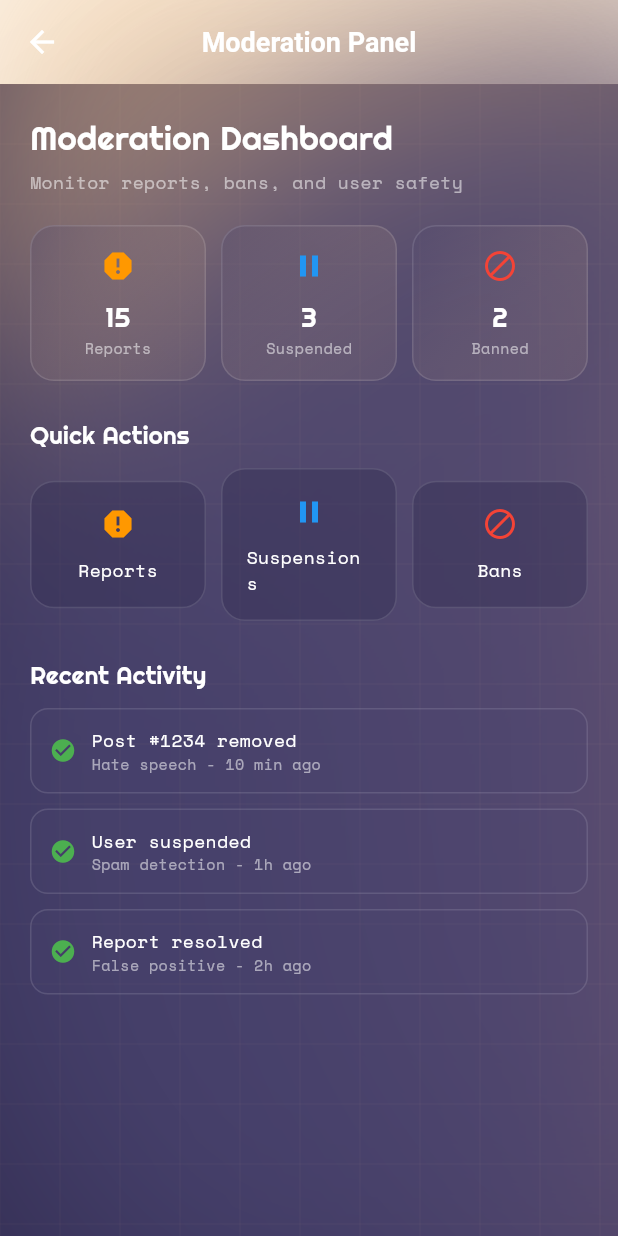
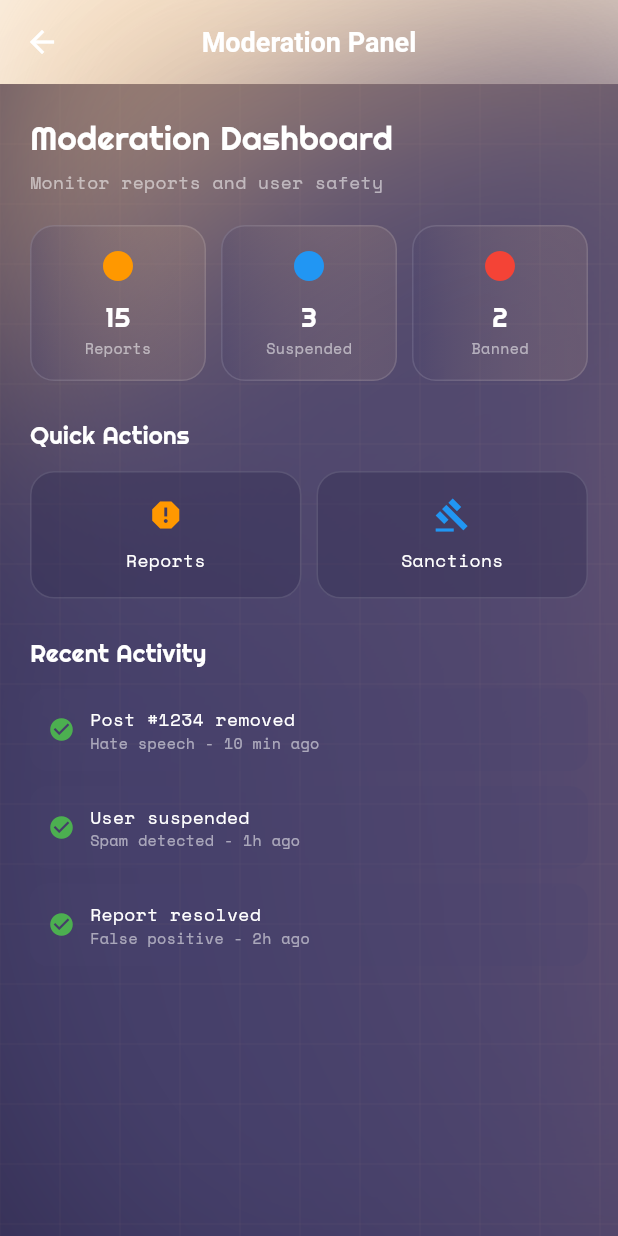
Before and after one commit to trxshi747/TruthNet, a Flutter app: the ModeratorScreen screen opened by its route, on a phone screen of 412 x 824 dp. Run offline on Flutter 3.47's test engine with Material 3 defaults, Android fonts, the light colour scheme and no system bars; our stand-ins replace chewie, fl_chart, flutter_animate, flutter_riverpod, freezed_annotation, geocoding and 6 more.

Commit message:
fixed mod screen

```diff
--- a/lib/screens/moderator_screen.dart
+++ b/lib/screens/moderator_screen.dart
@@ -2,6 +2,9 @@ import 'package:flutter/material.dart';
 import 'package:google_fonts/google_fonts.dart';
 import 'package:model2/core/theme/app_theme.dart';
 import 'package:model2/widgets/dynamic_background.dart';
+
+import 'moderator/reports_screen.dart';
+import 'moderator/sanctions_screen.dart';
 
 class ModeratorScreen extends StatelessWidget {
   const ModeratorScreen({super.key});
@@ -21,23 +24,51 @@ class ModeratorScreen extends StatelessWidget {
           child: Column(
             crossAxisAlignment: CrossAxisAlignment.start,
             children: [
-              _buildHeader(),
+              _header(),
 
               const SizedBox(height: 20),
 
-              _buildKpiRow(),
+              _kpis(),
 
               const SizedBox(height: 25),
 
-              _buildQuickActions(),
+              _sectionTitle("Quick Actions"),
+
+              const SizedBox(height: 12),
+
+              Row(
+                children: [
+                  Expanded(
+                    child: _actionCard(
+                      context,
+                      "Reports",
+                      Icons.report,
+                      Colors.orange,
+                      const ReportsScreen(),
+                    ),
+                  ),
+                  const SizedBox(width: 10),
+                  Expanded(
+                    child: _actionCard(
+                      context,
+                      "Sanctions",
+                      Icons.gavel,
+                      Colors.blue,
+                      const SanctionsScreen(),
+                    ),
+                  ),
+                ],
+              ),
 
               const SizedBox(height: 25),
 
-              _buildSectionTitle("Recent Activity"),
+              _sectionTitle("Recent Activity"),
 
-              const SizedBox(height: 10),
+              const SizedBox(height: 12),
 
-              _buildActivityList(),
+              _activity("Post #1234 removed", "Hate speech - 10 min ago"),
+              _activity("User suspended", "Spam detected - 1h ago"),
+              _activity("Report resolved", "False positive - 2h ago"),
             ],
           ),
         ),
@@ -45,46 +76,36 @@ class ModeratorScreen extends StatelessWidget {
     );
   }
 
-  // ───────────────── HEADER ─────────────────
-
-  Widget _buildHeader() {
+  Widget _header() {
     return Column(
       crossAxisAlignment: CrossAxisAlignment.start,
       children: [
         Text(
           "Moderation Dashboard",
-          style: GoogleFonts.righteous(
-            fontSize: 22,
-            color: Colors.white,
-          ),
+          style: GoogleFonts.righteous(color: Colors.white, fontSize: 22),
         ),
         const SizedBox(height: 6),
         Text(
-          "Monitor reports, bans, and user safety",
-          style: GoogleFonts.spaceMono(
-            fontSize: 12,
-            color: Colors.white54,
-          ),
+          "Monitor reports and user safety",
+          style: GoogleFonts.spaceMono(color: Colors.white54, fontSize: 12),
         ),
       ],
     );
   }
 
-  // ───────────────── KPI CARDS ─────────────────
-
-  Widget _buildKpiRow() {
+  Widget _kpis() {
     return Row(
       children: [
-        Expanded(child: _kpiCard("Reports", "15", Icons.report, Colors.orange)),
+        Expanded(child: _kpi("Reports", "15", Colors.orange)),
         const SizedBox(width: 10),
-        Expanded(child: _kpiCard("Suspended", "3", Icons.pause, Colors.blue)),
+        Expanded(child: _kpi("Suspended", "3", Colors.blue)),
         const SizedBox(width: 10),
-        Expanded(child: _kpiCard("Banned", "2", Icons.block, Colors.red)),
+        Expanded(child: _kpi("Banned", "2", Colors.red)),
       ],
     );
   }
 
-  Widget _kpiCard(String title, String value, IconData icon, Color color) {
+  Widget _kpi(String title, String value, Color color) {
     return Container(
       padding: const EdgeInsets.all(14),
       decoration: BoxDecoration(
@@ -92,60 +113,36 @@ class ModeratorScreen extends StatelessWidget {
         gradient: LinearGradient(
           colors: [
             AppTheme.mediumPurple.withOpacity(0.3),
-            AppTheme.peach.withOpacity(0.08),
+            AppTheme.peach.withOpacity(0.1),
           ],
-          begin: Alignment.topLeft,
-          end: Alignment.bottomRight,
         ),
         border: Border.all(color: Colors.white12),
       ),
       child: Column(
         children: [
-          Icon(icon, color: color),
+          Icon(Icons.circle, color: color),
           const SizedBox(height: 10),
-          Text(
-            value,
-            style: GoogleFonts.righteous(
-              color: Colors.white,
-              fontSize: 18,
-            ),
-          ),
-          Text(
-            title,
-            style: GoogleFonts.spaceMono(
-              color: Colors.white54,
-              fontSize: 10,
-            ),
-          ),
+          Text(value,
+              style: GoogleFonts.righteous(color: Colors.white, fontSize: 18)),
+          Text(title,
+              style: GoogleFonts.spaceMono(color: Colors.white54, fontSize: 10)),
         ],
       ),
     );
   }
 
-  // ───────────────── QUICK ACTIONS ─────────────────
-
-  Widget _buildQuickActions() {
-    return Column(
-      crossAxisAlignment: CrossAxisAlignment.start,
-      children: [
-        _buildSectionTitle("Quick Actions"),
-        const SizedBox(height: 10),
-
-        Row(
-          children: [
-            Expanded(child: _actionCard("Reports", Icons.report, Colors.orange)),
-            const SizedBox(width: 10),
-            Expanded(child: _actionCard("Suspensions", Icons.pause, Colors.blue)),
-            const SizedBox(width: 10),
-            Expanded(child: _actionCard("Bans", Icons.block, Colors.red)),
-          ],
-        ),
-      ],
-    );
-  }
-
-  Widget _actionCard(String title, IconData icon, Color color) {
-    return Container(
+  Widget _actionCard(
+      BuildContext context,
+      String title,
+      IconData icon,
+      Color color,
+      Widget page,
+      ) {
+    return InkWell(
+      onTap: () {
+        Navigator.push(context, MaterialPageRoute(builder: (_) => page));
+      },
+      child: Container(
         padding: const EdgeInsets.all(16),
         decoration: BoxDecoration(
           color: AppTheme.darkPurple.withOpacity(0.4),
@@ -156,50 +153,28 @@ class ModeratorScreen extends StatelessWidget {
           children: [
             Icon(icon, color: color),
             const SizedBox(height: 10),
-          Text(
-            title,
-            style: GoogleFonts.spaceMono(
-              color: Colors.white,
-              fontSize: 12,
+            Text(title,
+                style: GoogleFonts.spaceMono(color: Colors.white, fontSize: 12)),
+          ],
         ),
-          ),
-        ],
       ),
     );
   }
 
-  // ───────────────── SECTION TITLE ─────────────────
-
-  Widget _buildSectionTitle(String title) {
+  Widget _sectionTitle(String title) {
     return Text(
       title,
-      style: GoogleFonts.righteous(
-        fontSize: 16,
-        color: Colors.white,
-      ),
+      style: GoogleFonts.righteous(color: Colors.white, fontSize: 16),
     );
   }
 
-  // ───────────────── ACTIVITY LIST ─────────────────
-
-  Widget _buildActivityList() {
-    return Column(
-      children: [
-        _activityItem("Post #1234 removed", "Hate speech - 10 min ago"),
-        _activityItem("User suspended", "Spam detection - 1h ago"),
-        _activityItem("Report resolved", "False positive - 2h ago"),
-      ],
-    );
-  }
-
-  Widget _activityItem(String title, String subtitle) {
+  Widget _activity(String title, String subtitle) {
     return Container(
       margin: const EdgeInsets.only(bottom: 10),
       padding: const EdgeInsets.all(12),
       decoration: BoxDecoration(
         color: AppTheme.mediumPurple.withOpacity(0.2),
         borderRadius: BorderRadius.circular(12),
-        border: Border.all(color: Colors.white12),
       ),
       child: Row(
         children: [
@@ -209,20 +184,10 @@ class ModeratorScreen extends StatelessWidget {
             child: Column(
               crossAxisAlignment: CrossAxisAlignment.start,
               children: [
-                Text(
-                  title,
-                  style: GoogleFonts.spaceMono(
-                    color: Colors.white,
-                    fontSize: 12,
-                  ),
-                ),
-                Text(
-                  subtitle,
-                  style: GoogleFonts.spaceMono(
-                    color: Colors.white54,
-                    fontSize: 10,
-                  ),
-                ),
+                Text(title,
+                    style: GoogleFonts.spaceMono(color: Colors.white, fontSize: 12)),
+                Text(subtitle,
+                    style: GoogleFonts.spaceMono(color: Colors.white54, fontSize: 10)),
               ],
             ),
           ),
```
Also changed, not shown: lib/screens/moderator/reports_screen.dart (added, +74 -0 lines), lib/screens/moderator/sanctions_screen.dart (added, +73 -0 lines). Lines whose indentation alone changed are shown as unchanged.
